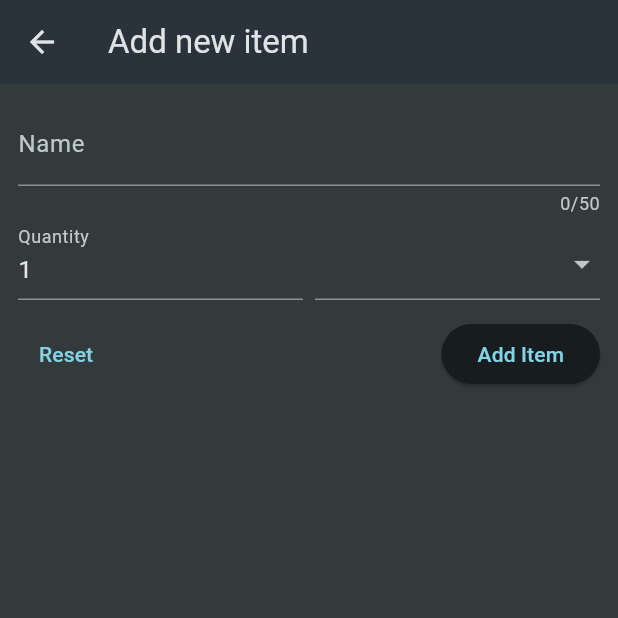
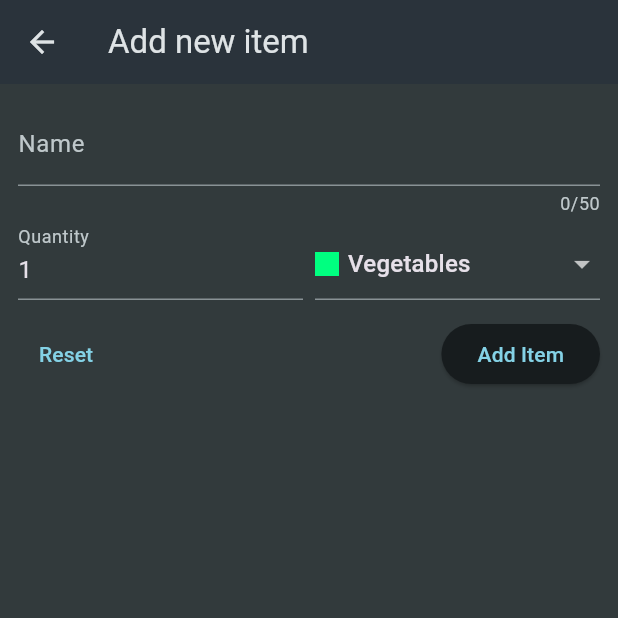
Before and after one commit to arthuracardoso/shopping_list_app, a Flutter app: the screen it shows after launch, after a tap on the "add" icon, on a phone screen of 412 x 824 dp, the top half of it. Run offline on Flutter 3.47's test engine with Material 3 defaults, Android fonts, the phone set to English and light mode, and no system bars.

Commit message:
finished_first_part

```diff
--- a/lib/data/dummy_items.dart
+++ b/lib/data/dummy_items.dart
@@ -1,3 +1,4 @@
+// Utilizado apenas como exemplo no começo do projeto
 import 'package:shopping_list_app/data/categories.dart';
 import 'package:shopping_list_app/models/category_model.dart';
 import 'package:shopping_list_app/models/grocery_model.dart';
--- a/lib/widgets/grocery_list.dart
+++ b/lib/widgets/grocery_list.dart
@@ -1,5 +1,5 @@
 import 'package:flutter/material.dart';
-import 'package:shopping_list_app/data/dummy_items.dart';
+import 'package:shopping_list_app/models/grocery_model.dart';
 import 'package:shopping_list_app/widgets/new_item.dart';
 
 class GroceryList extends StatefulWidget {
@@ -10,12 +10,22 @@ class GroceryList extends StatefulWidget {
 }
 
 class _GroceryListState extends State<GroceryList> {
-  void _addItem() {
-    Navigator.of(context).push(
+  final List<GroceryModel> _groceryItems = [];
+
+  void _addItem() async {
+    final newItem = await Navigator.of(context).push<GroceryModel>(
       MaterialPageRoute(
         builder: (context) => const NewItem(),
       ),
     );
+
+    if (newItem == null) {
+      return;
+    }
+    // Para que a UI seja atualizada com o novo item
+    setState(() {
+      _groceryItems.add(newItem);
+    });
   }
 
   @override
@@ -27,16 +37,28 @@ class _GroceryListState extends State<GroceryList> {
           IconButton(onPressed: _addItem, icon: const Icon(Icons.add)),
         ],
       ),
-      body: ListView.builder(
-        itemCount: groceryItems.length,
-        itemBuilder: (context, index) => ListTile(
+      body: _groceryItems.isEmpty
+          ? const Center(
+              child: Text('Click on (+) button to add a new item'),
+            )
+          : ListView.builder(
+              itemCount: _groceryItems.length,
+              itemBuilder: (context, index) => Dismissible(
+                direction: DismissDirection.endToStart,
+                onDismissed: (direction) {
+                  _groceryItems.remove(_groceryItems[index]);
+                },
+                key: ValueKey(_groceryItems[index].id),
+                child: ListTile(
                   leading: Container(
-            color: groceryItems[index].category.color,
+                    color: _groceryItems[index].category.color,
                     width: 20,
                     height: 20,
                   ),
-          title: Text(groceryItems[index].name),
-          trailing: Text(groceryItems[index].quantity.toString()),
+                  title: Text(_groceryItems[index].name),
+                  subtitle: const Text('Swipe to the left to remove the item', style: TextStyle(fontSize: 12),),
+                  trailing: Text(_groceryItems[index].quantity.toString(), style: const TextStyle(fontSize: 14),),
+                ),
               ),
             ),
     );
--- a/lib/widgets/new_item.dart
+++ b/lib/widgets/new_item.dart
@@ -1,5 +1,7 @@
 import 'package:flutter/material.dart';
 import 'package:shopping_list_app/data/categories.dart';
+import 'package:shopping_list_app/models/category_model.dart';
+import 'package:shopping_list_app/models/grocery_model.dart';
 
 class NewItem extends StatefulWidget {
   const NewItem({super.key});
@@ -10,17 +12,31 @@ class NewItem extends StatefulWidget {
 
 class _NewItemState extends State<NewItem> {
   final _formKey = GlobalKey<FormState>();
+  var _enteredName = '';
+  var _enteredQuantity = 1;
+  var _selectedCategory = categories[Categories.vegetables]!;
 
   // Método para salvar o item
   void _saveItem() {
-    if (_formKey.currentState!.validate()) {}
+    if (_formKey.currentState!.validate()) {
+      _formKey.currentState!.save();
+      Navigator.of(context).pop(
+        GroceryModel(
+          id: DateTime.now().toString(),
+          name: _enteredName,
+          quantity: _enteredQuantity,
+          category: _selectedCategory,
+        ),
+      );
+    }
   }
 
   @override
   Widget build(BuildContext context) {
     return Scaffold(
       appBar: AppBar(title: const Text('Add new item')),
-      body: Padding(
+      body: SingleChildScrollView(
+        child: Padding(
           padding: const EdgeInsets.all(12),
           child: Form(
             key: _formKey,
@@ -40,6 +56,7 @@ class _NewItemState extends State<NewItem> {
                     }
                     return null;
                   },
+                  onSaved: (newValue) => _enteredName = newValue!,
                 ),
                 Row(
                   crossAxisAlignment: CrossAxisAlignment.end,
@@ -53,7 +70,7 @@ class _NewItemState extends State<NewItem> {
                         decoration: const InputDecoration(
                           label: Text('Quantity'),
                         ),
-                      initialValue: '1',
+                        initialValue: _enteredQuantity.toString(),
                         validator: (value) {
                           if (value == null ||
                               value.isEmpty ||
@@ -63,6 +80,8 @@ class _NewItemState extends State<NewItem> {
                           }
                           return null;
                         },
+                        onSaved: (newValue) =>
+                            _enteredQuantity = int.tryParse(newValue!)!,
                       ),
                     ),
                     const SizedBox(
@@ -70,6 +89,7 @@ class _NewItemState extends State<NewItem> {
                     ),
                     Expanded(
                       child: DropdownButtonFormField(
+                        value: _selectedCategory,
                         items: [
                           for (final category in categories.entries)
                             DropdownMenuItem(
@@ -89,7 +109,13 @@ class _NewItemState extends State<NewItem> {
                               ),
                             )
                         ],
-                      onChanged: (value) {},
+                        onChanged: (value) {
+                          // Aqui precisa do "setState" porque uma mudança de valor irá acarretar numa mudança na UI
+                          // Não precisa chamar o "onSaved" porque já estamos colocando na variável
+                          setState(() {
+                            _selectedCategory = value!;
+                          });
+                        },
                       ),
                     )
                   ],
@@ -102,7 +128,8 @@ class _NewItemState extends State<NewItem> {
                   children: [
                     TextButton(
                       onPressed: () {
-                      _formKey.currentState!.reset(); // Faz com que resete todos os valores entrados
+                        _formKey.currentState!
+                            .reset(); // Faz com que resete todos os valores entrados
                       },
                       child: const Text('Reset'),
                     ),
@@ -114,6 +141,7 @@ class _NewItemState extends State<NewItem> {
             ),
           ),
         ),
+      ),
     );
   }
 }
```
Lines whose indentation alone changed are shown as unchanged.
